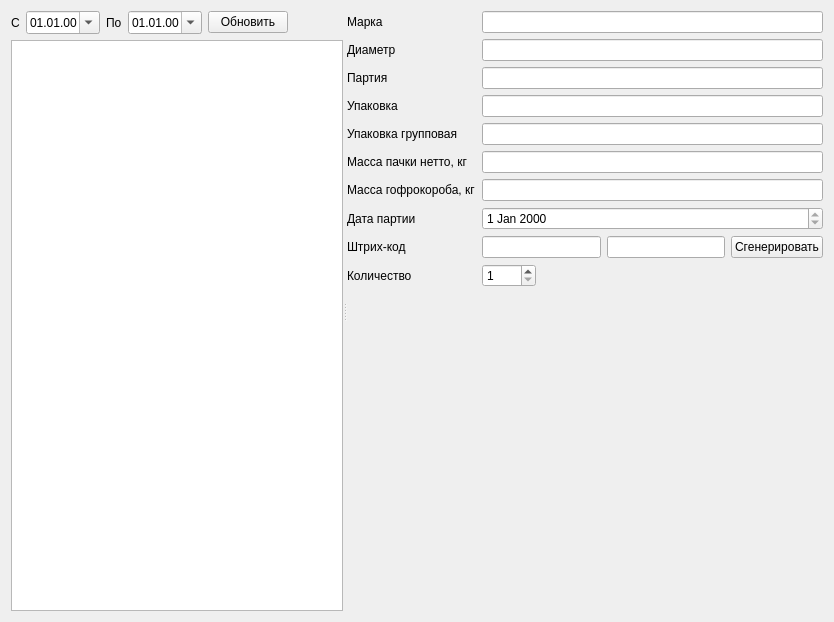
Above: formdata.ui from Sergeyego/el_label_tspl before the change. Below: the same form after it.
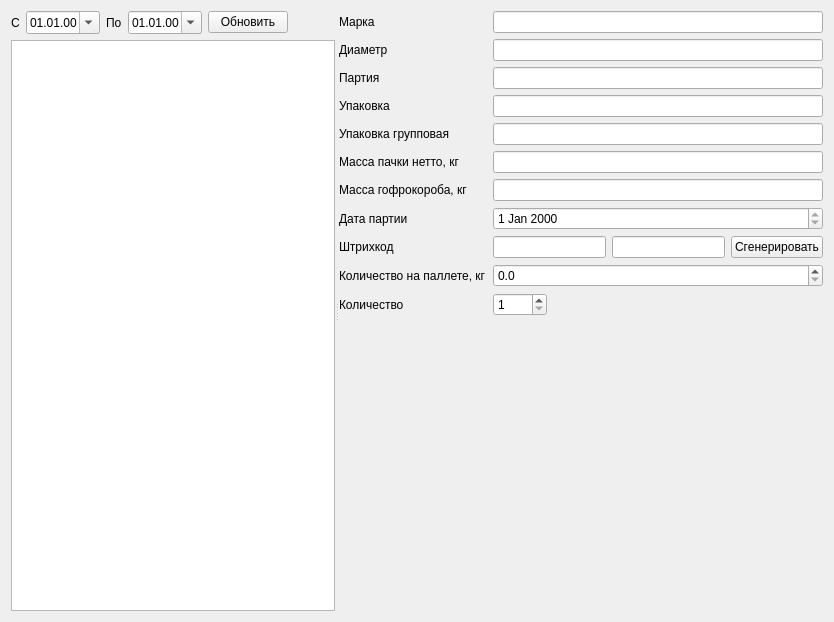
That is the form after the change.

```diff
--- a/formdata.ui
+++ b/formdata.ui
@@ -105,7 +105,7 @@
            </property>
           </widget>
          </item>
-         <item row="9" column="2">
+         <item row="10" column="2">
           <widget class="QSpinBox" name="spinBox">
            <property name="sizePolicy">
             <sizepolicy hsizetype="Maximum" vsizetype="Fixed">
@@ -152,7 +152,7 @@
          <item row="8" column="0" colspan="2">
           <widget class="QLabel" name="label_5">
            <property name="text">
-            <string>Штрих-код</string>
+            <string>Штрихкод</string>
            </property>
           </widget>
          </item>
@@ -177,7 +177,7 @@
            </property>
           </widget>
          </item>
-         <item row="9" column="0" colspan="2">
+         <item row="10" column="0" colspan="2">
           <widget class="QLabel" name="label_17">
            <property name="text">
             <string>Количество</string>
@@ -261,6 +261,23 @@
            </property>
           </widget>
          </item>
+         <item row="9" column="0" colspan="2">
+          <widget class="QLabel" name="label_12">
+           <property name="text">
+            <string>Количество на паллете, кг</string>
+           </property>
+          </widget>
+         </item>
+         <item row="9" column="2" colspan="3">
+          <widget class="QDoubleSpinBox" name="doubleSpinBoxKvoPal">
+           <property name="decimals">
+            <number>1</number>
+           </property>
+           <property name="maximum">
+            <double>100000.000000000000000</double>
+           </property>
+          </widget>
+         </item>
         </layout>
        </item>
        <item>
```
